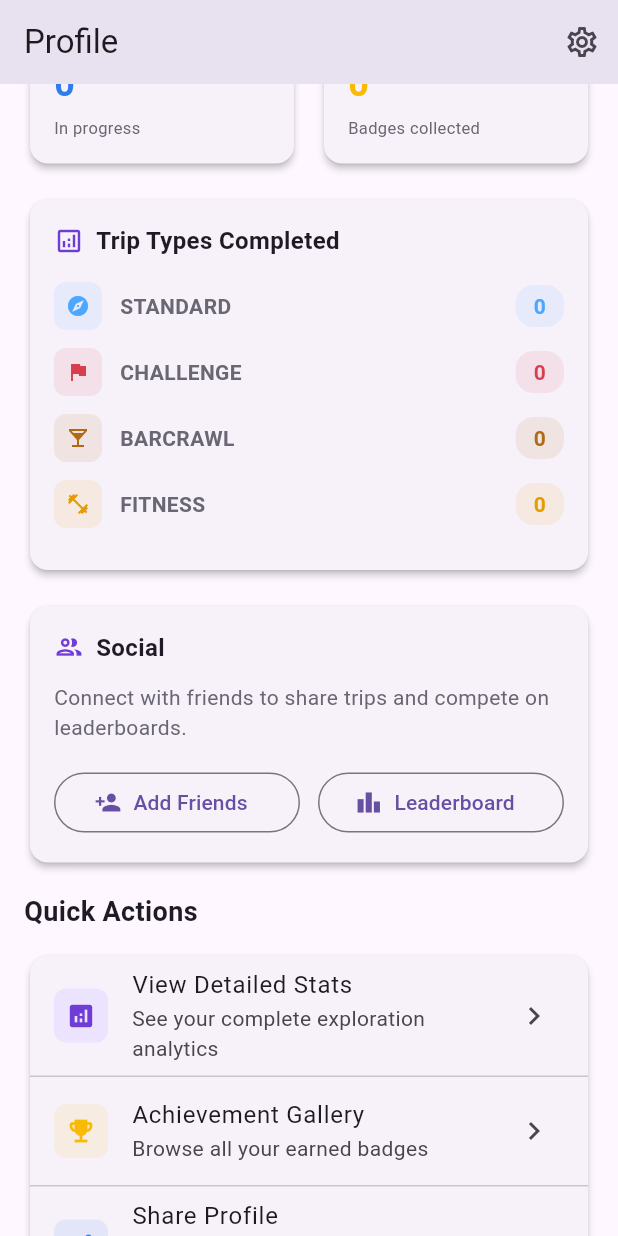
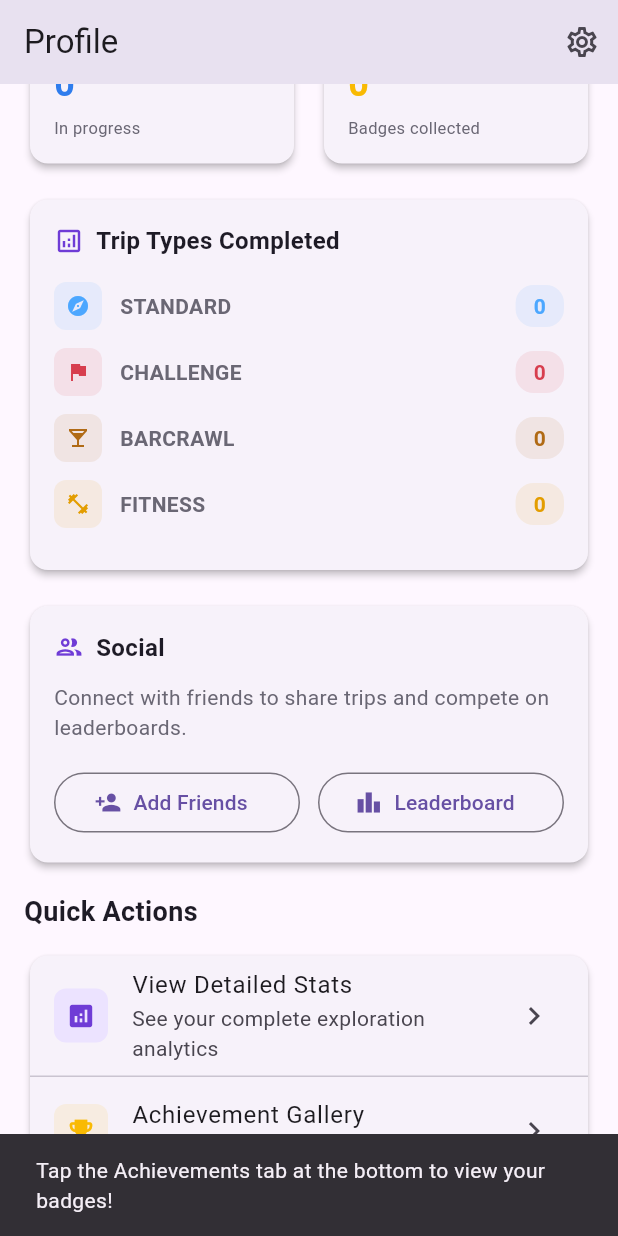
Before and after one commit to johnstrabel/field_trip1, a Flutter app: the ProfileScreen screen opened directly, scrolled down 576 dp, after a tap on "Achievement Gallery", on a phone screen of 412 x 824 dp. Run offline on Flutter 3.47's test engine with Material 3 defaults, Android fonts, the phone set to English and light mode, and no system bars; our stand-ins replace google_maps_flutter, hive, hive_flutter, location; accounts and stored records are empty.

Commit message:
🔧 Fix badges navigation - Profile Achievement Gallery button
- Fixed Achievement Gallery button to show helpful message instead of crashing
- Simplified profile_screen.dart to avoid complex navigation dependencies
- Navigation now works properly between all tabs
- Ready for major architecture refactor: Explore/Crawl/Active/Game taxonomy

```diff
--- a/lib/main.dart
+++ b/lib/main.dart
@@ -5,6 +5,7 @@ import 'screens/main_navigation_screen.dart';
 import 'screens/friends_management_screen.dart';
 import 'screens/leaderboard_screen.dart';
 import 'screens/discovery_map_screen.dart';
+import 'screens/badge_wall_screen.dart';
 
 Future<void> main() async {
   WidgetsFlutterBinding.ensureInitialized();
@@ -69,6 +70,7 @@ class FieldTripApp extends StatelessWidget {
         '/friends': (context) => const FriendsManagementScreen(),
         '/leaderboard': (context) => const LeaderboardScreen(),
         '/map-discover': (context) => const DiscoveryMapScreen(),
+        '/badges': (context) => const BadgeWallScreen(),
       },
     );
   }
--- a/lib/screens/profile_screen.dart
+++ b/lib/screens/profile_screen.dart
@@ -1,4 +1,4 @@
-// lib/screens/profile_screen.dart - Complete version with navigation wiring
+// lib/screens/profile_screen.dart - Simple fix without type dependencies
 
 import 'package:flutter/material.dart';
 import 'package:hive_flutter/hive_flutter.dart';
@@ -457,8 +457,13 @@ class ProfileScreen extends StatelessWidget {
                   subtitle: const Text('Browse all your earned badges'),
                   trailing: const Icon(Icons.chevron_right),
                   onTap: () {
-                    // Navigate to badge wall - using a simple approach since we can't guarantee DefaultTabController exists
-                    Navigator.of(context).pushNamed('/badges');
+                    // SIMPLE FIX: Just show a helpful message
+                    ScaffoldMessenger.of(context).showSnackBar(
+                      const SnackBar(
+                        content: Text('Tap the Achievements tab at the bottom to view your badges!'),
+                        duration: Duration(seconds: 3),
+                      ),
+                    );
                   },
                 ),
                 const Divider(height: 1),
```
